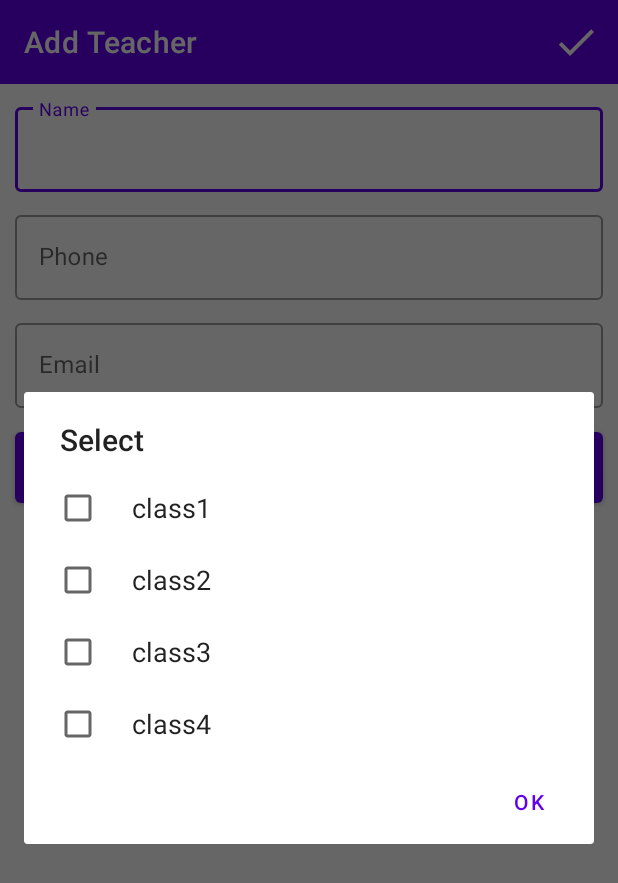
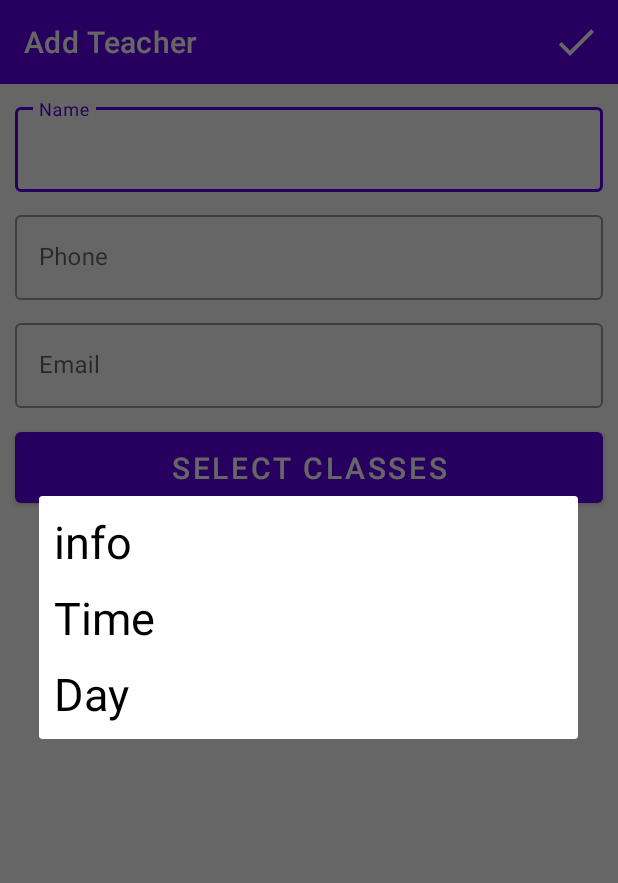
Before and after one commit to zoheirkabuli/Ansarolmahdi, an Android app: the AddTeacher screen opened directly, with no data from a screen before it, after a tap on "SELECT CLASSES", on a phone screen of 412 x 824 dp. Shown: the top 883 px of the screen. Run offline under Robolectric (Android 15) with nearby library versions, the light colour scheme and no system bars.

Commit message:
add info dialog.xml

```diff
--- a/app/src/main/java/com/example/ansarolmahdi/AddTeacher.java
+++ b/app/src/main/java/com/example/ansarolmahdi/AddTeacher.java
@@ -7,8 +7,10 @@ import androidx.appcompat.widget.Toolbar;
 import android.content.DialogInterface;
 import android.graphics.Color;
 import android.os.Bundle;
+import android.view.LayoutInflater;
 import android.view.Menu;
 import android.view.View;
+import android.view.ViewGroup;
 import android.widget.Button;
 import android.widget.Toast;
 
@@ -44,16 +46,25 @@ public class AddTeacher extends AppCompatActivity {
 
     private void runAlert() {
 
+//        new AlertDialog.Builder(this)
+//                .setTitle("Select")
+//                .setCancelable(false)
+//                .setMultiChoiceItems(items,null,null)
+//                .setPositiveButton("OK", new DialogInterface.OnClickListener() {
+//                    @Override
+//                    public void onClick(DialogInterface dialogInterface, int i) {
+//                        Toast.makeText(AddTeacher.this, "Yes Button clicked", Toast.LENGTH_SHORT).show();
+//                    }
+//                })
+//                .create()
+//                .show();
+
+        ViewGroup viewGroup = findViewById(android.R.id.content);
+
         new AlertDialog.Builder(this)
-                .setTitle("Select")
-                .setCancelable(false)
-                .setMultiChoiceItems(items,null,null)
-                .setPositiveButton("OK", new DialogInterface.OnClickListener() {
-                    @Override
-                    public void onClick(DialogInterface dialogInterface, int i) {
-                        Toast.makeText(AddTeacher.this, "Yes Button clicked", Toast.LENGTH_SHORT).show();
-                    }
-                })
+                .setView(LayoutInflater.from(this).inflate(R.layout.info_dialog
+                        ,viewGroup
+                        ,false))
                 .create()
                 .show();
     }
--- /dev/null
+++ b/app/src/main/res/layout/info_dialog.xml
@@ -0,0 +1,38 @@
+<?xml version="1.0" encoding="utf-8"?>
+<LinearLayout
+    xmlns:android="http://schemas.android.com/apk/res/android"
+    android:orientation="vertical"
+    android:layout_width="match_parent"
+    android:layout_height="match_parent"
+    android:padding="10dp">
+
+    <TextView
+        android:id="@+id/info_title"
+        android:layout_width="match_parent"
+        android:layout_height="wrap_content"
+        android:text="info"
+        android:textSize="30sp"
+        android:textColor="#000000"
+        />
+
+    <TextView
+        android:id="@+id/info_time"
+        android:layout_width="match_parent"
+        android:layout_height="wrap_content"
+        android:text="Time"
+        android:textSize="30sp"
+        android:textColor="#000000"
+        android:layout_marginTop="10dp"
+        />
+
+    <TextView
+        android:id="@+id/info_day"
+        android:layout_width="match_parent"
+        android:layout_height="wrap_content"
+        android:text="Day"
+        android:textSize="30sp"
+        android:textColor="#000000"
+        android:layout_marginTop="@dimen/standard_margin"
+        />
+
+</LinearLayout>
--- a/app/src/main/res/values/dimens.xml
+++ b/app/src/main/res/values/dimens.xml
@@ -1,6 +1,4 @@
 <?xml version="1.0" encoding="utf-8"?>
 <resources>
-    <dimen name="standard_55">55dp</dimen>
-    <dimen name="standard_105">105dp</dimen>
-    <dimen name="standard_155">155dp</dimen>
+    <dimen name="standard_margin">10dp</dimen>
 </resources>
```
Also changed, not shown: app/src/main/res/layout/activity_class_info.xml (+30 -31 lines).
